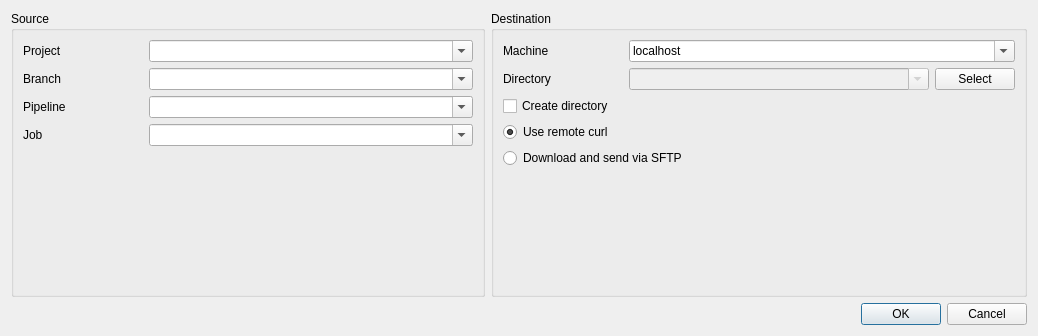
StepanMV/artifacts-deploy, file deploy_dialog.ui: the form before one commit.
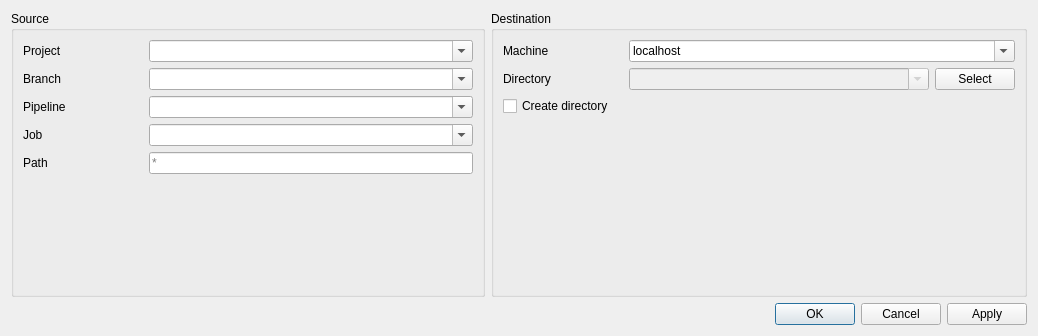
The form after the commit.

The edit to the form file:
```diff
--- a/deploy_dialog.ui
+++ b/deploy_dialog.ui
@@ -178,6 +178,42 @@
           </item>
          </layout>
         </item>
+        <item>
+         <layout class="QHBoxLayout" name="horizontalLayout_8">
+          <item>
+           <widget class="QLabel" name="label">
+            <property name="maximumSize">
+             <size>
+              <width>120</width>
+              <height>16777215</height>
+             </size>
+            </property>
+            <property name="text">
+             <string>Path</string>
+            </property>
+           </widget>
+          </item>
+          <item>
+           <widget class="QLineEdit" name="lineEdit">
+            <property name="sizePolicy">
+             <sizepolicy hsizetype="Preferred" vsizetype="Fixed">
+              <horstretch>0</horstretch>
+              <verstretch>0</verstretch>
+             </sizepolicy>
+            </property>
+            <property name="minimumSize">
+             <size>
+              <width>120</width>
+              <height>0</height>
+             </size>
+            </property>
+            <property name="placeholderText">
+             <string>*</string>
+            </property>
+           </widget>
+          </item>
+         </layout>
+        </item>
         <item>
          <spacer name="verticalSpacer">
           <property name="orientation">
@@ -300,27 +336,6 @@
           </property>
          </widget>
         </item>
-        <item>
-         <layout class="QVBoxLayout" name="verticalLayout_2">
-          <item>
-           <widget class="QRadioButton" name="radioButtonCurl">
-            <property name="text">
-             <string>Use remote curl</string>
-            </property>
-            <property name="checked">
-             <bool>true</bool>
-            </property>
-           </widget>
-          </item>
-          <item>
-           <widget class="QRadioButton" name="radioButtonSftp">
-            <property name="text">
-             <string>Download and send via SFTP</string>
-            </property>
-           </widget>
-          </item>
-         </layout>
-        </item>
         <item>
          <spacer name="verticalSpacer_2">
           <property name="orientation">
@@ -345,7 +360,7 @@
       <enum>Qt::Horizontal</enum>
      </property>
      <property name="standardButtons">
-      <set>QDialogButtonBox::Cancel|QDialogButtonBox::Ok</set>
+      <set>QDialogButtonBox::Apply|QDialogButtonBox::Cancel|QDialogButtonBox::Ok</set>
      </property>
     </widget>
    </item>
```
Left out of the diff: 40 changed lines with no effect on the pictures.
